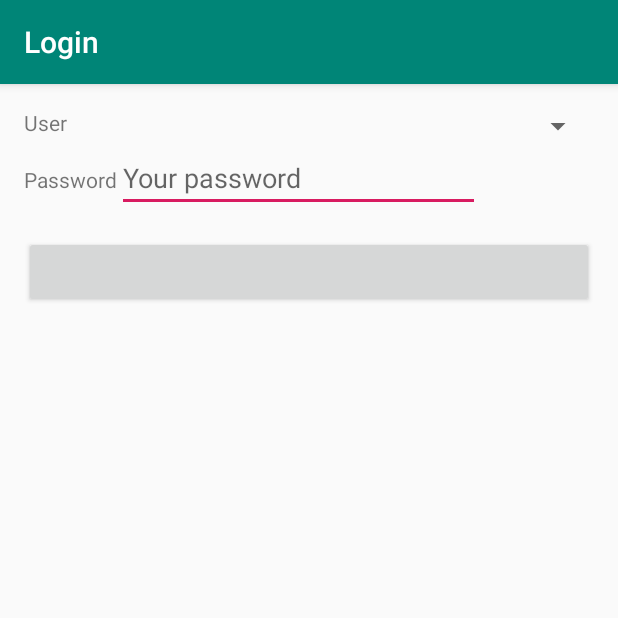
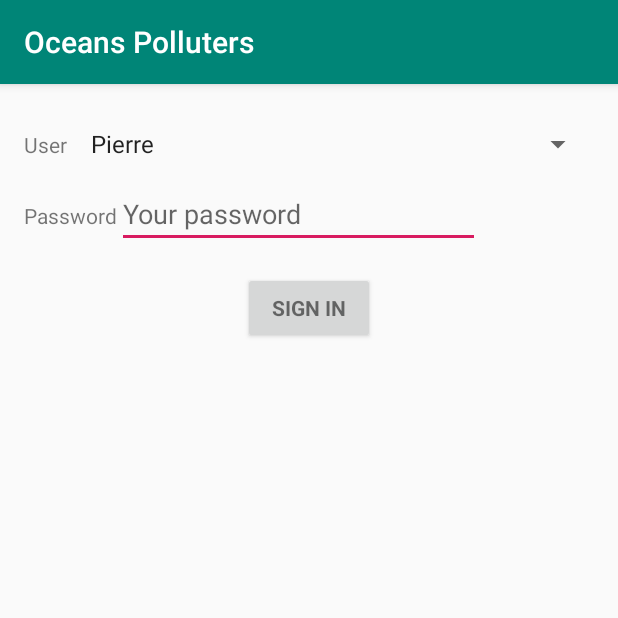
Before and after one commit to PierreAnken/HEVS_BSC_IG_S5_Android_Ocean_Polluters, an Android app: the screen it shows after launch (LoginActivity), on a phone screen of 412 x 824 dp, the top half of it. Run offline under Robolectric (Android 15) with nearby library versions, the phone set to English and light mode, and no system bars.

Commit message:
La connexion marche (user bidons) A faire récupération user DB

```diff
--- a/app/src/main/AndroidManifest.xml
+++ b/app/src/main/AndroidManifest.xml
@@ -9,11 +9,10 @@
         android:roundIcon="@mipmap/ic_launcher_round"
         android:supportsRtl="true"
         android:theme="@style/AppTheme">
-        <activity
-            android:name=".ui.LoginActivity"
-            android:label="@string/title_activity_login">
+        <activity android:name=".ui.LoginActivity">
             <intent-filter>
                 <action android:name="android.intent.action.MAIN" />
+
                 <category android:name="android.intent.category.LAUNCHER" />
             </intent-filter>
         </activity>
--- a/app/src/main/java/ch/pa/oceanspolluters/app/ui/LoginActivity.java
+++ b/app/src/main/java/ch/pa/oceanspolluters/app/ui/LoginActivity.java
@@ -25,9 +25,9 @@ public class LoginActivity extends AppCompatActivity {
      * TODO: remove dummy users after connexion to DB
      */
     private final UserDummy[] test_users = new UserDummy[]{
-        new UserDummy(0,"Pierre", 12345, 1),
-        new UserDummy(1,"Jean", 12345, 2),
-        new UserDummy(2,"Paul", 12345, 3)
+        new UserDummy(0,"Pierre", 1234, 1),
+        new UserDummy(1,"Jean", 1234, 2),
+        new UserDummy(2,"Paul", 1234, 3)
     };
 
     private String[] usersTest = new String[]{
@@ -54,14 +54,16 @@ public class LoginActivity extends AppCompatActivity {
     // UI references.
     private EditText mPassword;
     private Spinner mSpinner;
-    private View mLoginView;
 
     @Override
     protected void onCreate(Bundle savedInstanceState) {
         super.onCreate(savedInstanceState);
         setContentView(R.layout.activity_login);
 
+        mPassword = (EditText)findViewById(R.id.password);
+
         // Set up the list of users
+        mSpinner = (Spinner) findViewById(R.id.users_spinner);
         ArrayAdapter<String> usersAdapter =
                 new ArrayAdapter<String>(this, android.R.layout.simple_list_item_1, usersTest);
         usersAdapter.setDropDownViewResource(android.R.layout.simple_spinner_dropdown_item);
@@ -75,10 +77,7 @@ public class LoginActivity extends AppCompatActivity {
             }
         });
 
-        mLoginView = findViewById(R.id.login_form);
     }
-
-
 
     private void attemptLogin() {
         if (mAuthTask != null) {
@@ -93,8 +92,8 @@ public class LoginActivity extends AppCompatActivity {
         String userName = mSpinner.getSelectedItem().toString();
 
         // Check for a valid password, if the user entered one.
-        if (!TextUtils.isEmpty(password) && !isPasswordValid(password)) {
-            mPassword.setError(getString(R.string.error_incorrect_password));
+        if (TextUtils.isEmpty(password) || !isPasswordValid(password)) {
+            mPassword.setError(getString(R.string.error_invalid_password));
         }
         else{
             new UserLoginTask().execute(userName,password);
@@ -115,24 +114,30 @@ public class LoginActivity extends AppCompatActivity {
 
         @Override
         protected Boolean doInBackground(String... credentials) {
-
+            System.out.println("Debugpa - "+ credentials.length);
+            if(credentials.length == 2){
+                System.out.println("Debugpa - "+credentials[0]+" "+credentials[1]);
                 for (UserDummy user: test_users) {
 
                     if (user.name.equals(credentials[0]) && Integer.toString(user.password).equals(credentials[1])) {
+                        return true;
+                    }
+                }
+            }
+            return false;
+        }
 
+        @Override
+        protected void onPostExecute(Boolean loginSuccess) {
+            if(loginSuccess){
                 Context context = getApplicationContext();
                 CharSequence text = "Login Success";
                 int duration = Toast.LENGTH_SHORT;
-
                 Toast toast = Toast.makeText(context, text, duration);
                 toast.show();
-                    return true;
+            }else{
+                mPassword.setError(getString(R.string.error_incorrect_password));
             }
         }
-            mPassword.setError(getString(R.string.error_incorrect_password));
-            return false;
-        }
-
-
     }
 }
--- a/app/src/main/res/layout/activity_login.xml
+++ b/app/src/main/res/layout/activity_login.xml
@@ -43,8 +43,6 @@
             android:layout_width="242dp"
             android:layout_height="wrap_content"
             android:hint="@string/your_password"
-            android:imeActionId="6"
-            android:imeActionLabel="@string/action_sign_in_short"
             android:imeOptions="actionUnspecified"
             android:inputType="textPassword"
             android:maxLines="1" />
@@ -54,8 +52,10 @@
     <Button
         android:id="@+id/login_button"
         style="?android:textAppearanceSmall"
-        android:layout_width="match_parent"
+        android:layout_width="wrap_content"
         android:layout_height="wrap_content"
         android:layout_marginTop="16dp"
-        android:textStyle="bold" />
+        android:labelFor="@id/login_button"
+        android:textStyle="bold"
+        android:text="@string/sign_in"/>
 </LinearLayout>
--- a/app/src/main/res/values/strings.xml
+++ b/app/src/main/res/values/strings.xml
@@ -2,7 +2,8 @@
     <string name="app_name">Oceans Polluters</string>
     <string name="title_activity_login">Login</string>
     <!-- Strings related to login -->
-    <string name="action_sign_in_short">Sign in</string>
+    <string name="sign_in">Sign in</string>
+    <string name="error_invalid_password">Invalid password format</string>
     <string name="error_incorrect_password">This password is incorrect</string>
     <string name="error_field_required">This field is required</string>
     <string name="user">User</string>
```
Lines whose indentation alone changed are shown as unchanged.
